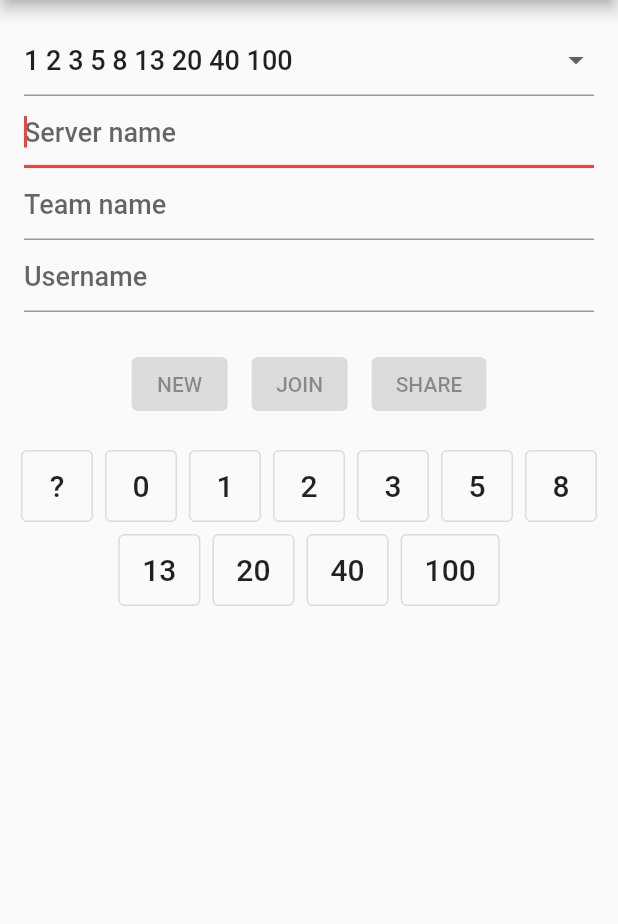
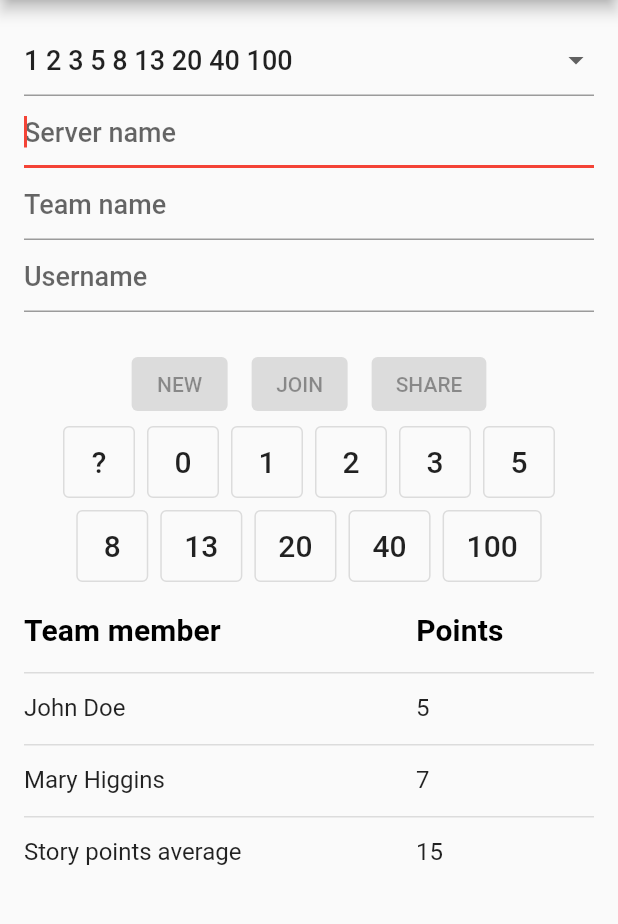
Before and after one commit to amwebexpert/ws_poker_planning_app, a Flutter app: the screen it shows after launch, on a phone screen of 412 x 824 dp, the part 84-1008 px from its top. Run offline on Flutter 3.47's test engine with Material 2 defaults, Android fonts, the phone set to English and light mode, and no system bars; our stand-ins replace connectivity_plus, device_info_plus, flutter_mobx, flutter_native_splash, flutter_svg, get_it and 7 more; missing offline and left inert: shared_preferences_web; generated files the repository leaves out were written again; project files that could hold a hidden picture were left out.

Commit message:
feat: data table skeleton

```diff
--- a/lib/features/home/home.screen.dart
+++ b/lib/features/home/home.screen.dart
@@ -1,8 +1,10 @@
 import 'package:flutter/material.dart';
 import 'package:flutter_gen/gen_l10n/app_localizations.dart';
 import 'package:ws_poker_planning_app/features/home/poker.planning.options.form.dart';
+import 'package:ws_poker_planning_app/features/home/poker.planning.session.table.widget.dart';
 import 'package:ws_poker_planning_app/features/home/poker.planning.votes.widget.dart';
 import 'package:ws_poker_planning_app/theme/app.menu.widget.dart';
+import 'package:ws_poker_planning_app/theme/theme.utils.dart';
 
 class HomeScreen extends StatelessWidget {
   const HomeScreen({super.key});
@@ -15,8 +17,9 @@ class HomeScreen extends StatelessWidget {
         appBar: AppBar(title: Text(localizations.appTitle)),
         drawer: const Drawer(child: AppMenu()),
         body: SingleChildScrollView(
+            padding: EdgeInsets.all(spacing(2)),
             child: Column(
-          children: [const PokerOptionsFormWidget(), VotesWidget()],
-        )));
+              children: [const PokerOptionsFormWidget(), VotesWidget(), const PokerPlanningSessionTable()],
+            )));
   }
 }
--- a/lib/features/home/poker.planning.options.form.dart
+++ b/lib/features/home/poker.planning.options.form.dart
@@ -104,16 +104,13 @@ class _PokerOptionsFormWidgetState extends State<PokerOptionsFormWidget> {
 
     return Form(
       key: _formKey,
-      child: SingleChildScrollView(
-        padding: EdgeInsets.all(spacing(2)),
       child: Column(
         children: [
           ResponsiveRowColumn(
             layout: isColumnLayout ? ResponsiveRowColumnType.COLUMN : ResponsiveRowColumnType.ROW,
             children: [
               ResponsiveRowColumnItem(
-                    rowFlex: 1,
-                    child: DropDownButtonFieldCategory(value: _votingCategory, onChanged: _onCategoryChange)),
+                  rowFlex: 1, child: DropDownButtonFieldCategory(value: _votingCategory, onChanged: _onCategoryChange)),
               if (!isColumnLayout) const ResponsiveRowColumnItem(child: WidthSpacer()),
               ResponsiveRowColumnItem(
                 rowFlex: 1,
@@ -162,7 +159,6 @@ class _PokerOptionsFormWidgetState extends State<PokerOptionsFormWidget> {
             );
           })
         ],
-        ),
       ),
     );
   }
--- /dev/null
+++ b/lib/features/home/poker.planning.session.table.widget.dart
@@ -0,0 +1,42 @@
+import 'package:flutter/material.dart';
+import 'package:flutter_gen/gen_l10n/app_localizations.dart';
+
+class PokerPlanningSessionTable extends StatelessWidget {
+  const PokerPlanningSessionTable({Key? key}) : super(key: key);
+
+  @override
+  Widget build(BuildContext context) {
+    final AppLocalizations localizations = AppLocalizations.of(context)!;
+
+    return SizedBox(
+      width: double.infinity,
+      child: DataTable(
+        horizontalMargin: 0,
+        columns: [
+          DataColumn(label: Text(localizations.teamMember)),
+          DataColumn(label: Text(localizations.points)),
+        ],
+        rows: <DataRow>[
+          const DataRow(
+            cells: <DataCell>[
+              DataCell(Text('John Doe')),
+              DataCell(Text('5')),
+            ],
+          ),
+          const DataRow(
+            cells: <DataCell>[
+              DataCell(Text('Mary Higgins')),
+              DataCell(Text('7')),
+            ],
+          ),
+          DataRow(
+            cells: <DataCell>[
+              DataCell(Text(localizations.storyPointsAverage)),
+              const DataCell(Text('15')),
+            ],
+          ),
+        ],
+      ),
+    );
+  }
+}
```
Also changed, not shown: 1 other file. Lines whose indentation alone changed are shown as unchanged.
